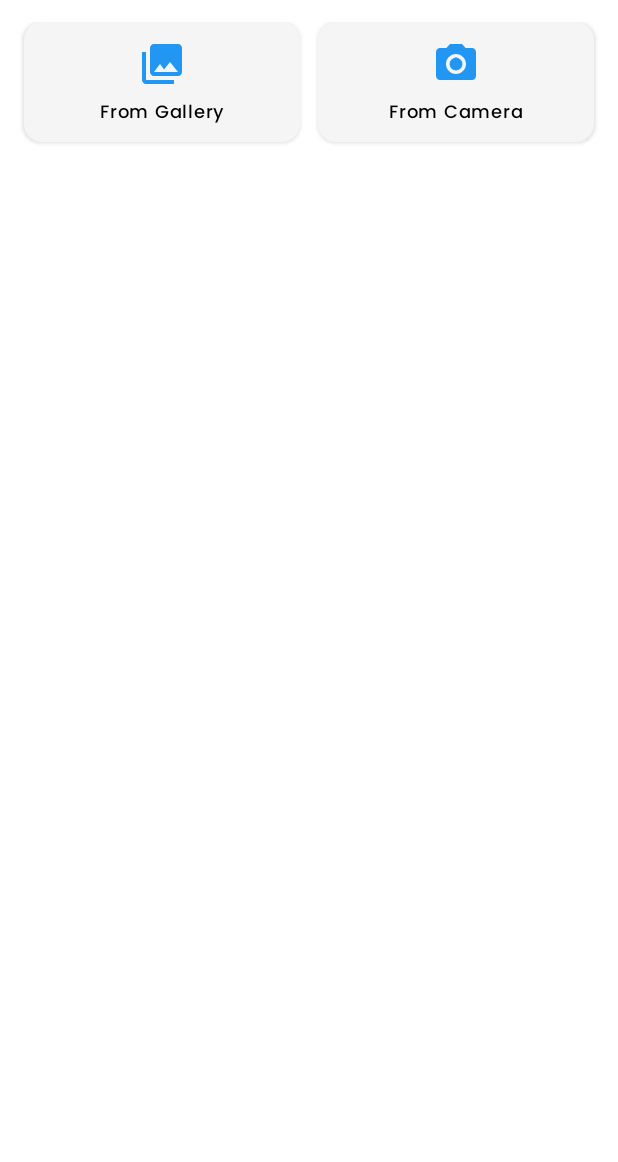
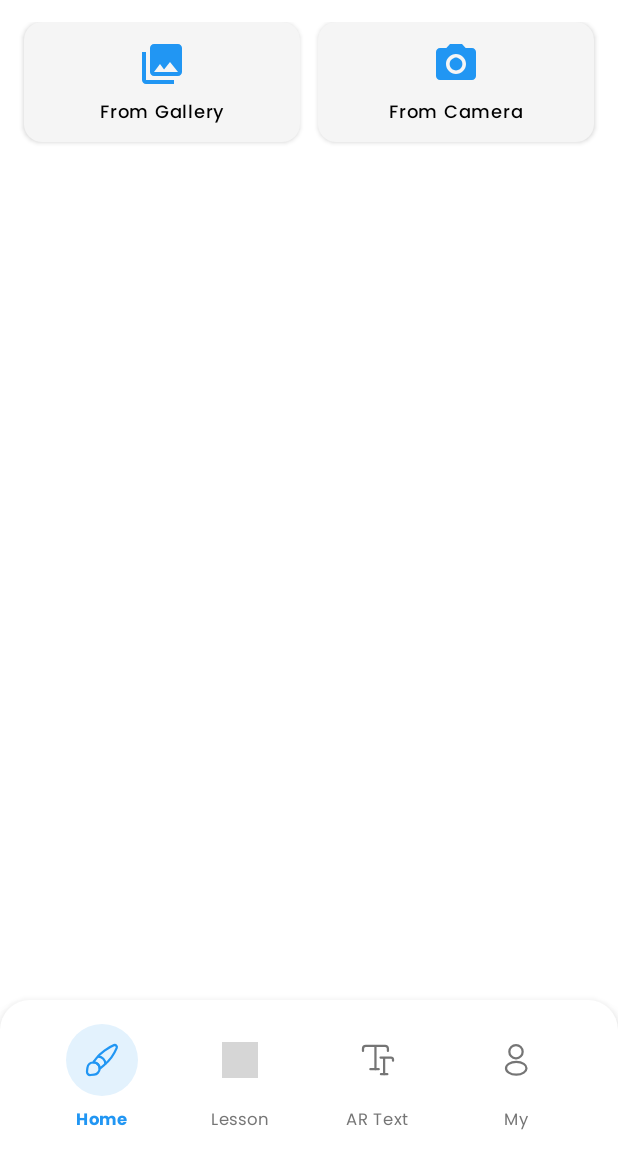
Before and after one commit to aliiibnepasha/ARDrawing_Android, an Android app built with Jetpack Compose: the screen it shows after launch (MainActivity), on a phone screen of 412 x 824 dp, the part 74-1236 px from its top. Run offline under Robolectric (Android 15) with nearby library versions, the phone set to English and light mode, and no system bars; grey boxes are pictures that could not be loaded.

Commit message:
Ar Drawing Home Module

```diff
--- a/app/src/main/java/com/example/ardrawing/MainActivity.kt
+++ b/app/src/main/java/com/example/ardrawing/MainActivity.kt
@@ -4,11 +4,17 @@ import android.os.Bundle
 import androidx.activity.ComponentActivity
 import androidx.activity.compose.setContent
 import androidx.activity.enableEdgeToEdge
-import androidx.compose.foundation.layout.fillMaxSize
+import androidx.compose.foundation.layout.*
+import androidx.compose.material3.Scaffold
+import androidx.compose.runtime.getValue
+import androidx.compose.ui.Alignment
 import androidx.compose.ui.Modifier
 import androidx.core.view.WindowCompat
+import androidx.navigation.compose.currentBackStackEntryAsState
 import androidx.navigation.compose.rememberNavController
 import com.example.ardrawing.navigation.NavGraph
+import com.example.ardrawing.navigation.Screen
+import com.example.ardrawing.ui.components.BottomNavigationBar
 import com.example.ardrawing.ui.theme.ARDrawingTheme
 
 class MainActivity : ComponentActivity() {
@@ -24,10 +30,57 @@ class MainActivity : ComponentActivity() {
         setContent {
             ARDrawingTheme {
                 val navController = rememberNavController()
-                NavGraph(
-                    navController = navController,
-                    modifier = Modifier.fillMaxSize()
-                )
+                val navBackStackEntry by navController.currentBackStackEntryAsState()
+                val currentRoute = navBackStackEntry?.destination?.route
+
+                // Determine which bottom nav item should be selected based on current route
+                val selectedRoute = when {
+                    currentRoute == Screen.Home.route ||
+                    currentRoute == null ||
+                    currentRoute.startsWith("category_") ||
+                    currentRoute.startsWith("template_detail") -> "home"
+                    currentRoute == Screen.LessonList.route ||
+                    currentRoute.startsWith("lesson_") -> "lesson_list"
+                    currentRoute == Screen.MyCreative.route -> "my_creative"
+                    currentRoute == "ar_text" -> "ar_text"
+                    else -> null // Don't highlight any tab for other routes
+                }
+
+                Box(modifier = Modifier.fillMaxSize()) {
+                    NavGraph(
+                        navController = navController,
+                        modifier = Modifier.fillMaxSize()
+                    )
+
+                    // Bottom navigation bar overlay - always visible
+                    BottomNavigationBar(
+                        currentRoute = selectedRoute,
+                        onItemClick = { route ->
+                            when (route) {
+                                "home" -> {
+                                    navController.navigate(Screen.Home.route) {
+                                        popUpTo(Screen.Home.route) { inclusive = true }
+                                    }
+                                }
+                                "lesson_list" -> {
+                                    navController.navigate(Screen.LessonList.route) {
+                                        popUpTo(Screen.Home.route) { inclusive = false }
+                                    }
+                                }
+                                "ar_text" -> {
+                                    // TODO: Navigate to AR Text screen when implemented
+                                }
+                                "my_creative" -> {
+                                    navController.navigate(Screen.MyCreative.route) {
+                                        popUpTo(Screen.Home.route) { inclusive = false }
+                                    }
+                                }
+                            }
+                        },
+                        modifier = Modifier
+                            .align(Alignment.BottomCenter)
+                    )
+                }
             }
         }
     }
--- /dev/null
+++ b/app/src/main/java/com/example/ardrawing/ui/components/BottomNavigationBar.kt
@@ -0,0 +1,108 @@
+package com.example.ardrawing.ui.components
+
+import androidx.compose.foundation.Image
+import androidx.compose.foundation.background
+import androidx.compose.foundation.clickable
+import androidx.compose.foundation.layout.*
+import androidx.compose.foundation.shape.CircleShape
+import androidx.compose.foundation.shape.RoundedCornerShape
+import androidx.compose.material3.Surface
+import androidx.compose.material3.Text
+import androidx.compose.runtime.Composable
+import androidx.compose.ui.Alignment
+import androidx.compose.ui.Modifier
+import androidx.compose.ui.draw.clip
+import androidx.compose.ui.graphics.Color
+import androidx.compose.ui.graphics.ColorFilter
+import androidx.compose.ui.layout.ContentScale
+import androidx.compose.ui.res.painterResource
+import androidx.compose.ui.text.font.FontWeight
+import androidx.compose.ui.unit.dp
+import androidx.compose.ui.unit.sp
+import com.example.ardrawing.R
+
+enum class BottomNavItem(
+    val route: String,
+    val iconRes: Int,
+    val label: String
+) {
+    Home("home", R.drawable.home_nav_ic, "Home"),
+    Lesson("lesson_list", R.drawable.lesson_nav_ic, "Lesson"),
+    ARText("ar_text", R.drawable.text_nav_ic, "AR Text"),
+    My("my_creative", R.drawable.me_nav_ic, "My")
+}
+
+@Composable
+fun BottomNavigationBar(
+    currentRoute: String?,
+    onItemClick: (String) -> Unit,
+    modifier: Modifier = Modifier
+) {
+    Surface(
+        modifier = modifier
+            .fillMaxWidth()
+            .windowInsetsPadding(WindowInsets.navigationBars),
+        color = Color.White,
+        shadowElevation = 8.dp,
+        shape = RoundedCornerShape(topStart = 20.dp, topEnd = 20.dp)
+    ) {
+        Row(
+            modifier = Modifier
+                .fillMaxWidth()
+                .padding(horizontal = 8.dp, vertical = 12.dp),
+            horizontalArrangement = Arrangement.SpaceEvenly,
+            verticalAlignment = Alignment.CenterVertically
+        ) {
+            BottomNavItem.values().forEach { item ->
+                BottomNavItem(
+                    item = item,
+                    isSelected = currentRoute == item.route ||
+                                 (item == BottomNavItem.Home && currentRoute == null) ||
+                                 (item == BottomNavItem.Home && currentRoute == "home"),
+                    onClick = { onItemClick(item.route) }
+                )
+            }
+        }
+    }
+}
+
+@Composable
+private fun BottomNavItem(
+    item: BottomNavItem,
+    isSelected: Boolean,
+    onClick: () -> Unit
+) {
+    Column(
+        modifier = Modifier
+            .clickable(onClick = onClick)
+            .padding(horizontal = 8.dp, vertical = 4.dp),
+        horizontalAlignment = Alignment.CenterHorizontally,
+        verticalArrangement = Arrangement.spacedBy(4.dp)
+    ) {
+        Box(
+            modifier = Modifier
+                .size(48.dp)
+                .clip(CircleShape)
+                .background(
+                    if (isSelected) Color(0xFFE3F2FD) else Color.Transparent
+                ),
+            contentAlignment = Alignment.Center
+        ) {
+            Image(
+                painter = painterResource(id = item.iconRes),
+                contentDescription = item.label,
+                modifier = Modifier.size(24.dp),
+                colorFilter = ColorFilter.tint(
+                    if (isSelected) Color(0xFF2196F3) else Color(0xFF757575)
+                ),
+                contentScale = ContentScale.Fit
+            )
+        }
+        Text(
+            text = item.label,
+            fontSize = 11.sp,
+            fontWeight = if (isSelected) FontWeight.Bold else FontWeight.Normal,
+            color = if (isSelected) Color(0xFF2196F3) else Color(0xFF757575)
+        )
+    }
+}
```
